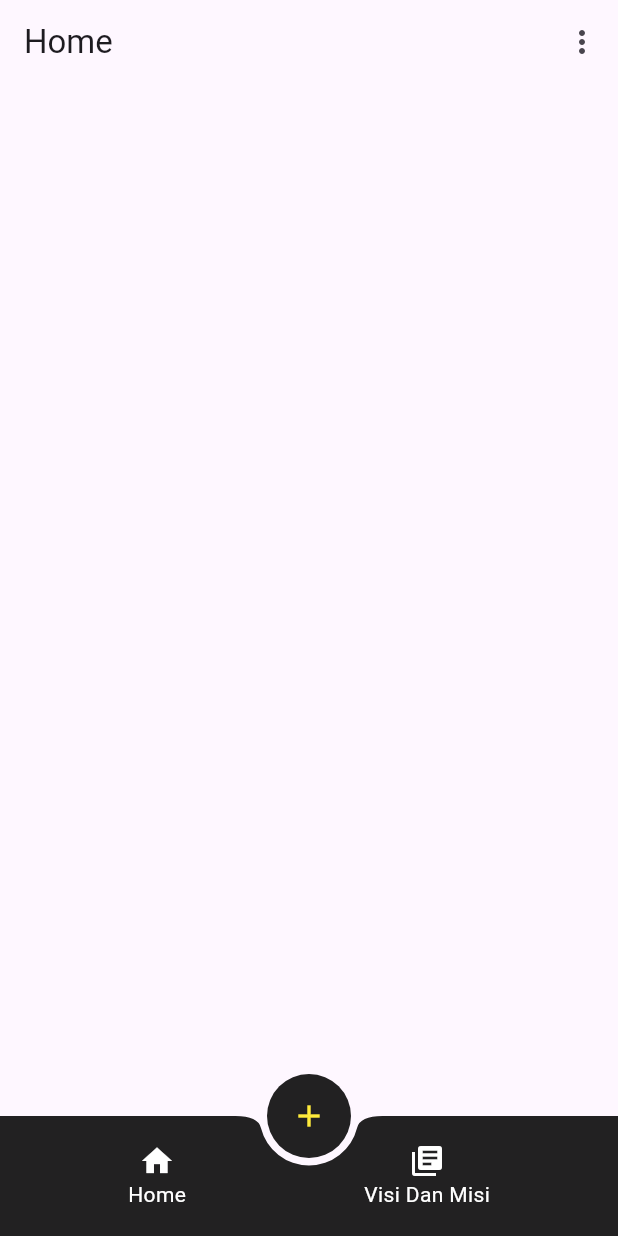
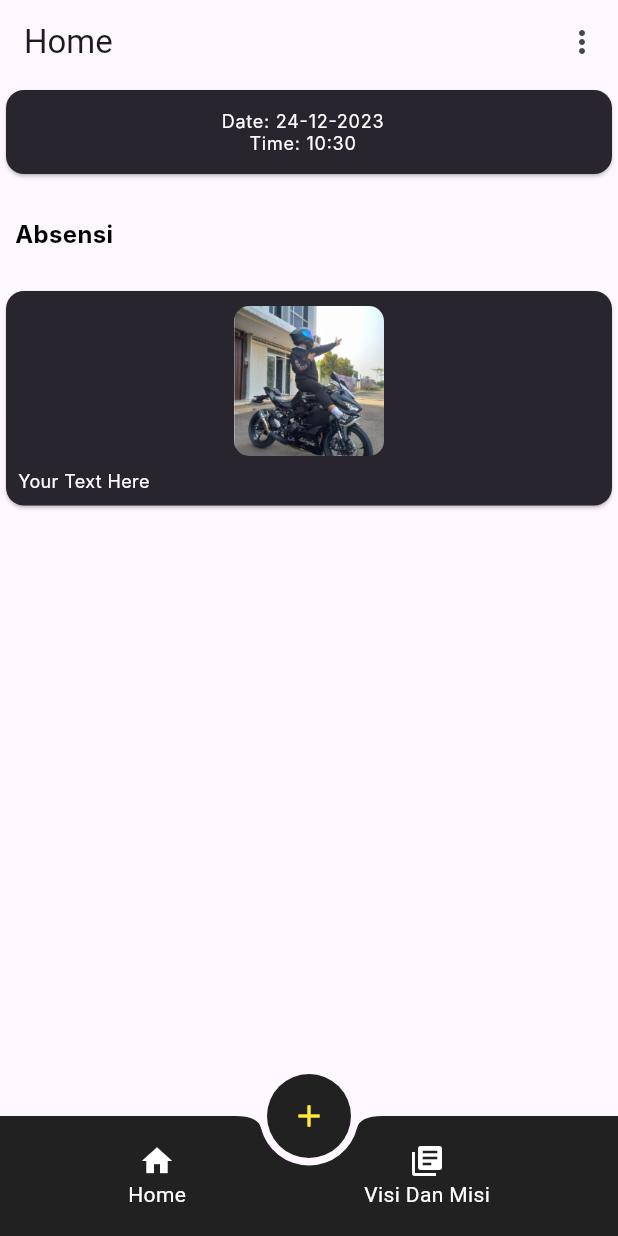
Before and after one commit to wibowo-fauzan/mobile-bk, a Flutter app: the HomeScreen screen opened directly, on a phone screen of 412 x 824 dp. Run offline on Flutter 3.47's test engine with Material 3 defaults, Android fonts, the phone set to English and light mode, and no system bars; Roboto replaces fonts that are missing (Inter).

Commit message:
proggres 70%

```diff
--- a/lib/main.dart
+++ b/lib/main.dart
@@ -1,5 +1,5 @@
 import 'package:flutter/material.dart';
-import 'package:flutter_application_bimbingankonseling_ammar/user/login.dart';
+import 'package:flutter_application_bimbingankonseling_ammar/screen/home.dart';
 
 void main() {
   runApp(const MyApp());
@@ -18,7 +18,7 @@ class MyApp extends StatelessWidget {
         colorScheme: ColorScheme.fromSeed(seedColor: Colors.deepPurple),
         useMaterial3: true,
       ),
-      home: LoginPage(),
+      home: HomeScreen(),
     );
   }
 }
--- a/lib/screen/home.dart
+++ b/lib/screen/home.dart
@@ -7,8 +7,10 @@ import 'package:flutter_application_bimbingankonseling_ammar/user/login.dart';
 class HomeScreen extends StatelessWidget {
   @override
   Widget build(BuildContext context) {
+    DateTime now = DateTime.now();
+    String formattedDate = "${now.day}-${now.month}-${now.year}";
+    String formattedTime = "${now.hour}:${now.minute}";
     return Scaffold(
-      // backgroundColor: Colors.yellow.shade700,
       appBar: AppBar(
         title: Text("Home"),
         automaticallyImplyLeading: false,
@@ -43,7 +45,92 @@ class HomeScreen extends StatelessWidget {
           ),
         ],
       ),
-
+      body: Column(
+        children: [
+          Card(
+            color: Color.fromRGBO(40, 37, 47, 1),
+            child: ListTile(
+              title: Text(
+                'Date: $formattedDate\nTime: $formattedTime',
+                style: TextStyle(
+                  color: Colors.white,
+                  fontSize: 12,
+                  fontFamily: 'Inter',
+                  fontWeight: FontWeight.w400,
+                  height: 0,
+                ),
+                textAlign: TextAlign.center, // Correct position for textAlign
+              ),
+            ),
+          ),
+          SizedBox(
+            height: 25,
+          ),
+          SizedBox(
+            height: 20,
+            child: Align(
+              alignment: Alignment.centerLeft,
+              child: Padding(
+                padding: EdgeInsets.only(left: 10),
+                child: Text(
+                  'Absensi',
+                  style: TextStyle(
+                    color: Colors.black,
+                    fontSize: 16,
+                    fontFamily: 'Inter',
+                    fontWeight: FontWeight.w700,
+                  ),
+                ),
+              ),
+            ),
+          ),
+          SizedBox(
+            height: 25,
+          ),
+          Card(
+            color: Color.fromRGBO(40, 37, 47, 1),
+            child: Column(
+              children: [
+                SizedBox(
+                  height: 10,
+                ),
+                Container(
+                  decoration: BoxDecoration(
+                    borderRadius: BorderRadius.circular(10),
+                    boxShadow: const [
+                      BoxShadow(
+                        color: Colors.black26,
+                      ),
+                    ],
+                    image: DecorationImage(
+                      image: AssetImage("assets/images/logs.jpg"),
+                      fit: BoxFit.cover,
+                    ),
+                  ),
+                  height: 100,
+                  width: 100,
+                ),
+                Padding(
+                  padding: const EdgeInsets.all(8.0),
+                  child: Align(
+                    alignment: Alignment.centerLeft,
+                    child: Text(
+                      'Your Text Here',
+                      style: TextStyle(
+                        color: Colors.white,
+                        fontSize: 12,
+                        fontFamily: 'Inter',
+                        fontWeight: FontWeight.w400,
+                      ),
+                    ),
+                  ),
+                ),
+              ],
+            ),
+          ),
+        ],
+      ),
+      // app Bar
       floatingActionButtonLocation: FloatingActionButtonLocation.centerDocked,
       floatingActionButton: FloatingActionButton(
         onPressed: () {
```
Also changed, not shown: lib/user/login.dart (+4 -10 lines), lib/user/register.dart (deleted, +0 -157 lines).
